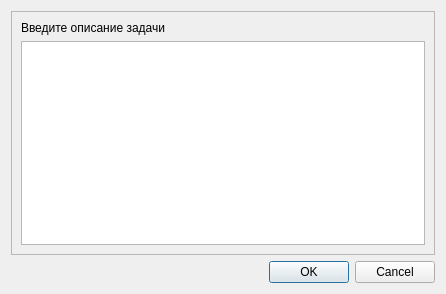
moevm/gui-1h2018-06, file app/LightTaskManager/views/adddialog.ui: the form before one commit.
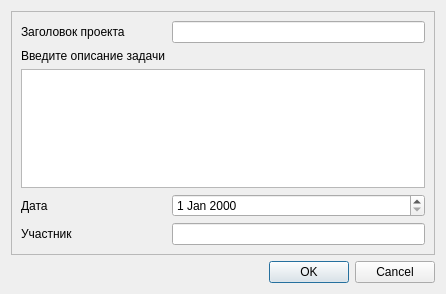
The form after the commit.

Commit message: Изменена форма добавления задачи

```diff
--- a/app/LightTaskManager/views/adddialog.ui
+++ b/app/LightTaskManager/views/adddialog.ui
@@ -23,16 +23,46 @@
       <enum>QFrame::Raised</enum>
      </property>
      <layout class="QGridLayout" name="gridLayout_2">
-      <item row="0" column="0">
+      <item row="3" column="0">
+       <widget class="QLabel" name="nameLabel">
+        <property name="text">
+         <string>Заголовок проекта</string>
+        </property>
+       </widget>
+      </item>
+      <item row="4" column="0">
        <widget class="QLabel" name="addLabel">
         <property name="text">
          <string>Введите описание задачи</string>
         </property>
        </widget>
       </item>
-      <item row="1" column="0">
+      <item row="3" column="1">
+       <widget class="QLineEdit" name="nameLineEdit"/>
+      </item>
+      <item row="7" column="1">
+       <widget class="QLineEdit" name="personLineEdit"/>
+      </item>
+      <item row="5" column="0" colspan="2">
        <widget class="QTextEdit" name="addTextEdit"/>
       </item>
+      <item row="6" column="0">
+       <widget class="QLabel" name="dateLabel">
+        <property name="text">
+         <string>Дата</string>
+        </property>
+       </widget>
+      </item>
+      <item row="6" column="1">
+       <widget class="QDateEdit" name="dateEdit"/>
+      </item>
+      <item row="7" column="0">
+       <widget class="QLabel" name="personLabel">
+        <property name="text">
+         <string>Участник</string>
+        </property>
+       </widget>
+      </item>
      </layout>
     </widget>
    </item>
```
